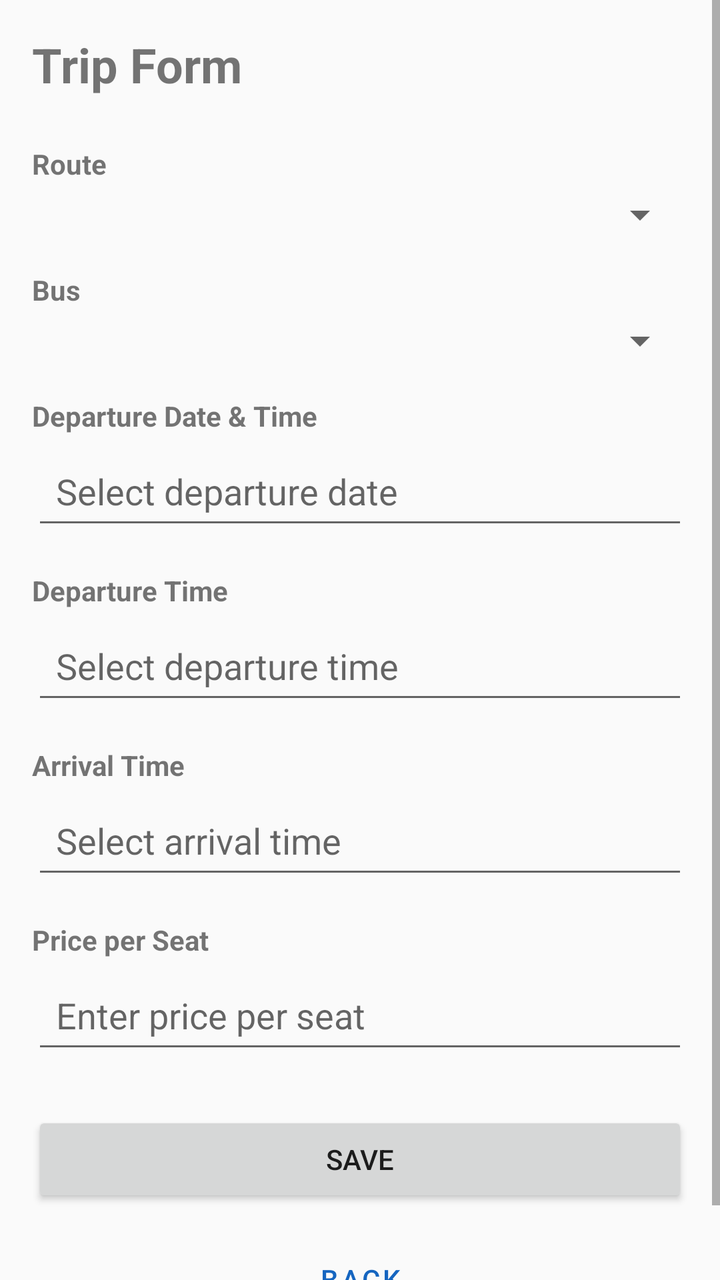
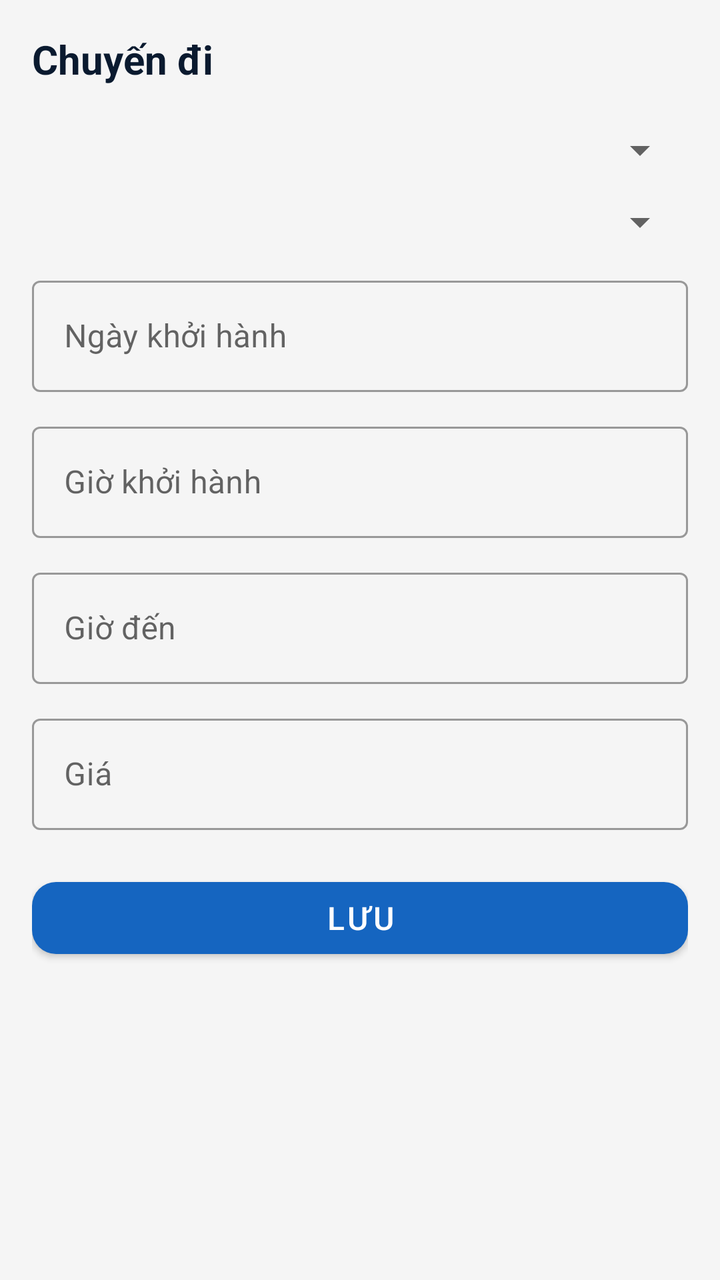

Two renders of the same Android screen: before a commit and after it. Below are the layout's source before the change and the commit's diff.
<!-- AndroidManifest.xml: application theme Theme.BusBooking -->
<!-- res/layout/fragment_trip_form_admin.xml -->
<?xml version="1.0" encoding="utf-8"?>
<ScrollView xmlns:android="http://schemas.android.com/apk/res/android"
    android:layout_width="match_parent"
    android:layout_height="match_parent">

    <LinearLayout
        android:layout_width="match_parent"
        android:layout_height="wrap_content"
        android:orientation="vertical"
        android:padding="16dp">

        <TextView
            android:layout_width="wrap_content"
            android:layout_height="wrap_content"
            android:text="Trip Form"
            android:textSize="24sp"
            android:textStyle="bold"
            android:layout_marginBottom="24dp" />

        <TextView
            android:layout_width="wrap_content"
            android:layout_height="wrap_content"
            android:text="Route"
            android:textStyle="bold"
            android:textSize="14sp"
            android:layout_marginBottom="4dp" />

        <Spinner
            android:id="@+id/routeSpinner"
            android:layout_width="match_parent"
            android:layout_height="wrap_content"
            android:layout_marginBottom="16dp" />

        <TextView
            android:layout_width="wrap_content"
            android:layout_height="wrap_content"
            android:text="Bus"
            android:textStyle="bold"
            android:textSize="14sp"
            android:layout_marginBottom="4dp" />

        <Spinner
            android:id="@+id/busSpinner"
            android:layout_width="match_parent"
            android:layout_height="wrap_content"
            android:layout_marginBottom="16dp" />

        <TextView
            android:layout_width="wrap_content"
            android:layout_height="wrap_content"
            android:text="Departure Date &amp; Time"
            android:textStyle="bold"
            android:textSize="14sp"
            android:layout_marginBottom="4dp" />

        <EditText
            android:id="@+id/departureDateInput"
            android:layout_width="match_parent"
            android:layout_height="wrap_content"
            android:hint="Select departure date"
            android:inputType="none"
            android:focusable="false"
            android:padding="12dp"
            android:layout_marginBottom="16dp" />

        <TextView
            android:layout_width="wrap_content"
            android:layout_height="wrap_content"
            android:text="Departure Time"
            android:textStyle="bold"
            android:textSize="14sp"
            android:layout_marginBottom="4dp" />

        <EditText
            android:id="@+id/departureTimeInput"
            android:layout_width="match_parent"
            android:layout_height="wrap_content"
            android:hint="Select departure time"
            android:inputType="none"
            android:focusable="false"
            android:padding="12dp"
            android:layout_marginBottom="16dp" />

        <TextView
            android:layout_width="wrap_content"
            android:layout_height="wrap_content"
            android:text="Arrival Time"
            android:textStyle="bold"
            android:textSize="14sp"
            android:layout_marginBottom="4dp" />

        <EditText
            android:id="@+id/arrivalTimeInput"
            android:layout_width="match_parent"
            android:layout_height="wrap_content"
            android:hint="Select arrival time"
            android:inputType="none"
            android:focusable="false"
            android:padding="12dp"
            android:layout_marginBottom="16dp" />

        <TextView
            android:layout_width="wrap_content"
            android:layout_height="wrap_content"
            android:text="Price per Seat"
            android:textStyle="bold"
            android:textSize="14sp"
            android:layout_marginBottom="4dp" />

        <EditText
            android:id="@+id/priceInput"
            android:layout_width="match_parent"
            android:layout_height="wrap_content"
            android:hint="Enter price per seat"
            android:inputType="numberDecimal"
            android:padding="12dp"
            android:layout_marginBottom="24dp" />

        <ProgressBar
            android:id="@+id/progressBar"
            android:layout_width="wrap_content"
            android:layout_height="wrap_content"
            android:visibility="gone"
            android:layout_gravity="center"
            android:layout_marginBottom="16dp" />

        <TextView
            android:id="@+id/errorText"
            android:layout_width="match_parent"
            android:layout_height="wrap_content"
            android:visibility="gone"
            android:textColor="@android:color/holo_red_dark"
            android:layout_marginBottom="16dp" />

        <Button
            android:id="@+id/saveButton"
            android:layout_width="match_parent"
            android:layout_height="wrap_content"
            android:text="SAVE"
            android:layout_marginBottom="12dp" />

        <Button
            android:id="@+id/backButton"
            android:layout_width="match_parent"
            android:layout_height="wrap_content"
            android:text="BACK"
            style="@style/Widget.MaterialComponents.Button.OutlinedButton" />

    </LinearLayout>

</ScrollView>
<!-- resources referenced by this layout -->
<resources>
  <style name="Theme.BusBooking" parent="Theme.MaterialComponents.Light.NoActionBar.Bridge">
          <item name="colorPrimary">@color/blue_primary</item>
          <item name="colorPrimaryDark">@color/blue_primary_dark</item>
          <item name="colorAccent">@color/blue_accent</item>
      </style>
  <color name="blue_primary">#1565C0</color>
  <color name="blue_primary_dark">#0D47A1</color>
  <color name="blue_accent">#2196F3</color>
</resources>

<!-- the commit's change to res/layout/fragment_trip_form_admin.xml (unified diff, before → after) -->
@@ -1,7 +1,9 @@
 <?xml version="1.0" encoding="utf-8"?>
-<ScrollView xmlns:android="http://schemas.android.com/apk/res/android"
+<androidx.core.widget.NestedScrollView xmlns:android="http://schemas.android.com/apk/res/android"
+    xmlns:app="http://schemas.android.com/apk/res-auto"
     android:layout_width="match_parent"
-    android:layout_height="match_parent">
+    android:layout_height="match_parent"
+    android:background="@color/background_grey">
 
     <LinearLayout
         android:layout_width="match_parent"
@@ -9,143 +11,120 @@
         android:orientation="vertical"
         android:padding="16dp">
 
+        
         <TextView
             android:layout_width="wrap_content"
             android:layout_height="wrap_content"
-            android:text="Trip Form"
-            android:textSize="24sp"
+            android:text="Chuyến đi"
+            android:textSize="20sp"
             android:textStyle="bold"
-            android:layout_marginBottom="24dp" />
+            android:textColor="@color/text_primary"
+            android:layout_marginBottom="20dp" />
 
-        <TextView
-            android:layout_width="wrap_content"
-            android:layout_height="wrap_content"
-            android:text="Route"
-            android:textStyle="bold"
-            android:textSize="14sp"
-            android:layout_marginBottom="4dp" />
-
-        <Spinner
-            android:id="@+id/routeSpinner"
+        
+        <com.google.android.material.textfield.TextInputLayout
             android:layout_width="match_parent"
             android:layout_height="wrap_content"
-            android:layout_marginBottom="16dp" />
+            android:layout_marginBottom="12dp"
+            style="@style/Widget.MaterialComponents.TextInputLayout.OutlinedBox">
 
-        <TextView
-            android:layout_width="wrap_content"
-            android:layout_height="wrap_content"
-            android:text="Bus"
-            android:textStyle="bold"
-            android:textSize="14sp"
-            android:layout_marginBottom="4dp" />
+            <Spinner
+                android:id="@+id/routeSpinner"
+                android:layout_width="match_parent"
+                android:layout_height="wrap_content"
+                android:hint="Chọn tuyến đường" />
 
-        <Spinner
-            android:id="@+id/busSpinner"
+        </com.google.android.material.textfield.TextInputLayout>
+
+        
+        <com.google.android.material.textfield.TextInputLayout
             android:layout_width="match_parent"
             android:layout_height="wrap_content"
-            android:layout_marginBottom="16dp" />
+            android:layout_marginBottom="12dp"
+            style="@style/Widget.MaterialComponents.TextInputLayout.OutlinedBox">
 
-        <TextView
-            android:layout_width="wrap_content"
-            android:layout_height="wrap_content"
-            android:text="Departure Date &amp; Time"
-            android:textStyle="bold"
-            android:textSize="14sp"
-            android:layout_marginBottom="4dp" />
+            <Spinner
+                android:id="@+id/busSpinner"
+                android:layout_width="match_parent"
+                android:layout_height="wrap_content"
+                android:hint="Chọn xe" />
 
-        <EditText
-            android:id="@+id/departureDateInput"
+        </com.google.android.material.textfield.TextInputLayout>
+
+        
+        <com.google.android.material.textfield.TextInputLayout
             android:layout_width="match_parent"
             android:layout_height="wrap_content"
-            android:hint="Select departure date"
-            android:inputType="none"
-            android:focusable="false"
-            android:padding="12dp"
-            android:layout_marginBottom="16dp" />
+            android:layout_marginBottom="12dp"
+            style="@style/Widget.MaterialComponents.TextInputLayout.OutlinedBox">
 
-        <TextView
-            android:layout_width="wrap_content"
-            android:layout_height="wrap_content"
-            android:text="Departure Time"
-            android:textStyle="bold"
-            android:textSize="14sp"
-            android:layout_marginBottom="4dp" />
+            <com.google.android.material.textfield.TextInputEditText
+                android:id="@+id/departureDateInput"
+                android:layout_width="match_parent"
+                android:layout_height="wrap_content"
+                android:hint="Ngày khởi hành"
+                android:inputType="date" />
 
-        <EditText
-            android:id="@+id/departureTimeInput"
+        </com.google.android.material.textfield.TextInputLayout>
+
+        
+        <com.google.android.material.textfield.TextInputLayout
             android:layout_width="match_parent"
             android:layout_height="wrap_content"
-            android:hint="Select departure time"
-            android:inputType="none"
-            android:focusable="false"
-            android:padding="12dp"
-            android:layout_marginBottom="16dp" />
+            android:layout_marginBottom="12dp"
+            style="@style/Widget.MaterialComponents.TextInputLayout.OutlinedBox">
 
-        <TextView
-            android:layout_width="wrap_content"
-            android:layout_height="wrap_content"
-            android:text="Arrival Time"
-            android:textStyle="bold"
-            android:textSize="14sp"
-            android:layout_marginBottom="4dp" />
+            <com.google.android.material.textfield.TextInputEditText
+                android:id="@+id/departureTimeInput"
+                android:layout_width="match_parent"
+                android:layout_height="wrap_content"
+                android:hint="Giờ khởi hành"
+                android:inputType="time" />
 
-        <EditText
-            android:id="@+id/arrivalTimeInput"
+        </com.google.android.material.textfield.TextInputLayout>
+
+        
+        <com.google.android.material.textfield.TextInputLayout
             android:layout_width="match_parent"
             android:layout_height="wrap_content"
-            android:hint="Select arrival time"
-            android:inputType="none"
-            android:focusable="false"
-            android:padding="12dp"
-            android:layout_marginBottom="16dp" />
+            android:layout_marginBottom="12dp"
+            style="@style/Widget.MaterialComponents.TextInputLayout.OutlinedBox">
 
-        <TextView
-            android:layout_width="wrap_content"
-            android:layout_height="wrap_content"
-            android:text="Price per Seat"
-            android:textStyle="bold"
-            android:textSize="14sp"
-            android:layout_marginBottom="4dp" />
+            <com.google.android.material.textfield.TextInputEditText
+                android:id="@+id/arrivalTimeInput"
+                android:layout_width="match_parent"
+                android:layout_height="wrap_content"
+                android:hint="Giờ đến"
+                android:inputType="time" />
 
-        <EditText
-            android:id="@+id/priceInput"
+        </com.google.android.material.textfield.TextInputLayout>
+
+        
+        <com.google.android.material.textfield.TextInputLayout
             android:layout_width="match_parent"
             android:layout_height="wrap_content"
-            android:hint="Enter price per seat"
-            android:inputType="numberDecimal"
-            android:padding="12dp"
-            android:layout_marginBottom="24dp" />
+            android:layout_marginBottom="20dp"
+            style="@style/Widget.MaterialComponents.TextInputLayout.OutlinedBox">
 
-        <ProgressBar
-            android:id="@+id/progressBar"
-            android:layout_width="wrap_content"
-            android:layout_height="wrap_content"
-            android:visibility="gone"
-            android:layout_gravity="center"
-            android:layout_marginBottom="16dp" />
+            <com.google.android.material.textfield.TextInputEditText
+                android:id="@+id/priceInput"
+                android:layout_width="match_parent"
+                android:layout_height="wrap_content"
+                android:hint="Giá"
+                android:inputType="numberDecimal" />
 
-        <TextView
-            android:id="@+id/errorText"
-            android:layout_width="match_parent"
-            android:layout_height="wrap_content"
-            android:visibility="gone"
-            android:textColor="@android:color/holo_red_dark"
-            android:layout_marginBottom="16dp" />
+        </com.google.android.material.textfield.TextInputLayout>
 
-        <Button
+        
+        <com.google.android.material.button.MaterialButton
             android:id="@+id/saveButton"
             android:layout_width="match_parent"
-            android:layout_height="wrap_content"
-            android:text="SAVE"
-            android:layout_marginBottom="12dp" />
-
-        <Button
-            android:id="@+id/backButton"
-            android:layout_width="match_parent"
-            android:layout_height="wrap_content"
-            android:text="BACK"
-            style="@style/Widget.MaterialComponents.Button.OutlinedButton" />
+            android:layout_height="48dp"
+            android:text="Lưu"
+            android:textSize="16sp"
+            app:backgroundTint="@color/blue_primary"
+            app:cornerRadius="12dp" />
 
     </LinearLayout>
 
-</ScrollView>
+</androidx.core.widget.NestedScrollView>
<!-- resource entries referenced after the edit -->
@@ -1,11 +1,13 @@
 <!-- resources referenced by this layout -->
 <resources>
+  <color name="background_grey">#F5F5F5</color>
   <style name="Theme.BusBooking" parent="Theme.MaterialComponents.Light.NoActionBar.Bridge">
           <item name="colorPrimary">@color/blue_primary</item>
           <item name="colorPrimaryDark">@color/blue_primary_dark</item>
           <item name="colorAccent">@color/blue_accent</item>
       </style>
   <color name="blue_primary">#1565C0</color>
+  <color name="text_primary">#0A1A2F</color>
   <color name="blue_primary_dark">#0D47A1</color>
   <color name="blue_accent">#2196F3</color>
 </resources>
